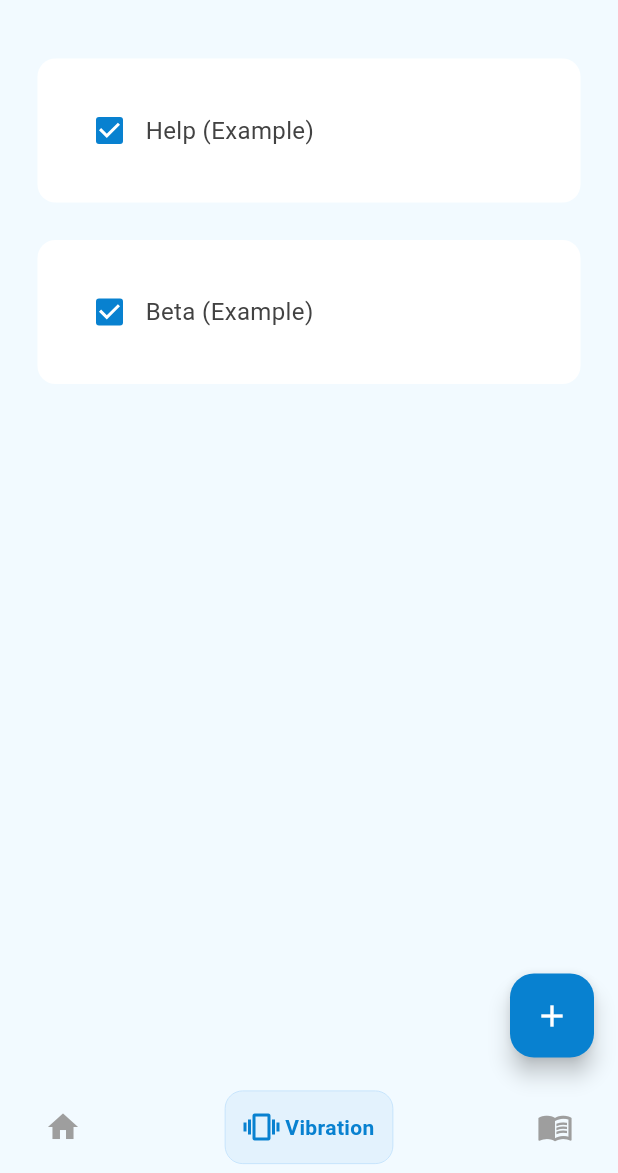
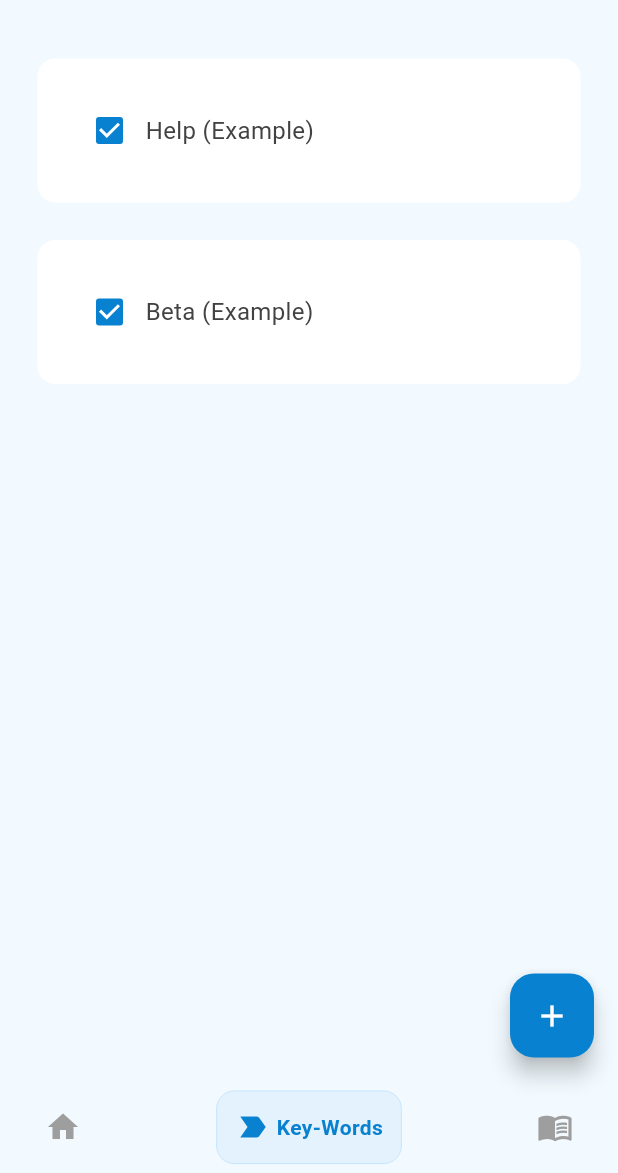
Before and after one commit to HanuShashwat/Vibe-Hear, a Flutter app: the Home screen opened directly with empty values, item 2 of the bottom bar chosen, on a phone screen of 412 x 824 dp, the part 63-1236 px from its top. Run offline on Flutter 3.47's test engine with Material 3 defaults, Android fonts, the phone set to English and light mode, and no system bars; drawn by our look-alikes of flutter_slidable, google_nav_bar.

Commit message:
Changed the 'Vibration' tab to 'Key-Words' Tab; 28 jun 2025

```diff
--- a/lib/components/bottom_nav_bar.dart
+++ b/lib/components/bottom_nav_bar.dart
@@ -27,8 +27,8 @@ class BottomNavBar extends StatelessWidget {
               text: ' Home',
             ),
             GButton(
-              icon: Icons.vibration,
-              text: ' Vibration',
+              icon: Icons.label_important,
+              text: ' Key-Words',
             ),
             GButton(
               icon: Icons.menu_book,
```
